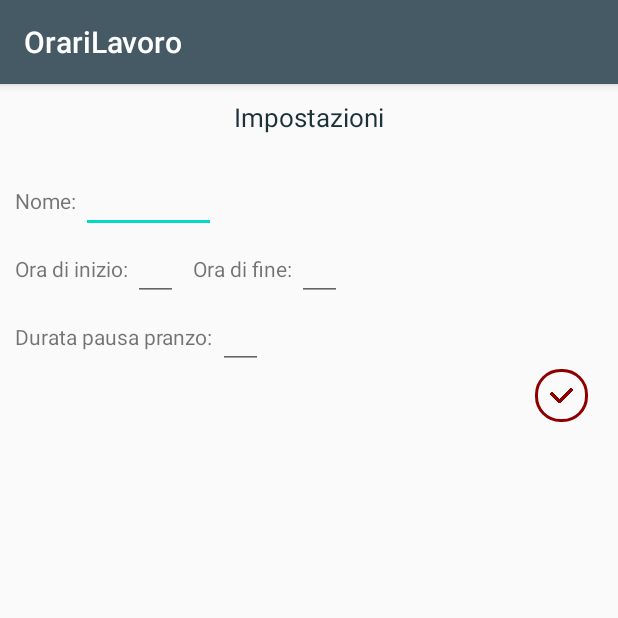
After one commit to syrenne72/OrariLavoro, an Android app: the Impostazioni screen opened directly, with no data from a screen before it, on a phone screen of 412 x 824 dp, the top half of it. The commit adds this screen. Run offline under Robolectric (Android 15) with nearby library versions, the phone set to English and light mode, and no system bars.

Commit message:
Aggiunte le impostazioni

```diff
--- a/app/src/main/AndroidManifest.xml
+++ b/app/src/main/AndroidManifest.xml
@@ -22,6 +22,7 @@
         <activity android:name=".AggiungiUnOrarioActivity"/>
         <activity android:name=".VisualizzaOrariActivity"/>
         <activity android:name=".ModificaOrarioActivity"/>
+        <activity android:name=".Impostazioni"/>
     </application>
 
 </manifest>
--- a/app/src/main/java/it/unisa/orarilavoro/DatabaseStrings.java
+++ b/app/src/main/java/it/unisa/orarilavoro/DatabaseStrings.java
@@ -8,5 +8,10 @@ public class DatabaseStrings {
     public static final String FIELD_DA_ORA = "da_ora";
     public static final String FIELD_A_ORA = "a_ora";
     public static final String FIELD_ORE_TOTALI = "ore_totali";
+    public static final String FIELD_NOME = "nome";
+    public static final String FIELD_ORA_INIZIO = "ora_inizio";
+    public static final String FIELD_ORA_FINE = "ora_fine";
+    public static final String FIELD_ORE_PAUSA = "ore_pausa";
     public static final String TBL_NAME = "Orario";
+    public static final String TBL_NAME_IMPOSTAZIONI = "Impostazioni";
 }
--- a/app/src/main/java/it/unisa/orarilavoro/DbManager.java
+++ b/app/src/main/java/it/unisa/orarilavoro/DbManager.java
@@ -54,6 +54,24 @@ public class DbManager {
         try {
             long id = db.insert(DatabaseStrings.TBL_NAME, null, cv);
             Log.i("KIWIBUNNY", this.getClass().getSimpleName() + " inserimento completato di " + id);
+        }
+        catch (SQLiteException sqle) {
+            sqle.printStackTrace();
+        }
+    }
+
+    public void saveImpostazioni(String n, int i, int f, int p) {
+        SQLiteDatabase db = dbhelper.getWritableDatabase();
+        ContentValues cv = new ContentValues();
+        cv.put(DatabaseStrings.FIELD_NOME, n);
+        cv.put(DatabaseStrings.FIELD_ORA_INIZIO, i);
+        cv.put(DatabaseStrings.FIELD_ORA_FINE, f);
+        cv.put(DatabaseStrings.FIELD_ORE_PAUSA, p);
+
+        try {
+            db.delete(DatabaseStrings.TBL_NAME_IMPOSTAZIONI, null, null);
+            db.insert(DatabaseStrings.TBL_NAME_IMPOSTAZIONI, null, cv);
+            Log.i("KIWIBUNNY", this.getClass().getSimpleName() + " inserimento completato");
         }
         catch (SQLiteException sqle) {
             sqle.printStackTrace();
@@ -130,6 +148,19 @@ public class DbManager {
         MyResult myResult = new MyResult(crs, tot, x);
 
         return myResult;
+    }
+
+    public Cursor findImpostazioni() {
+        Cursor crs = null;
+
+        try {
+            SQLiteDatabase db = dbhelper.getReadableDatabase();
+            crs = db.query(DatabaseStrings.TBL_NAME_IMPOSTAZIONI, null, null, null, null, null, null, null);
+        } catch(SQLiteException sqle) {
+            sqle.printStackTrace();
+        }
+
+        return crs;
     }
 
     public Cursor findById(int id) {
--- /dev/null
+++ b/app/src/main/java/it/unisa/orarilavoro/Impostazioni.java
@@ -0,0 +1,61 @@
+package it.unisa.orarilavoro;
+
+import android.database.Cursor;
+import android.os.Bundle;
+import android.util.Log;
+import android.view.View;
+import android.widget.EditText;
+import android.widget.Toast;
+
+import androidx.appcompat.app.AppCompatActivity;
+
+public class Impostazioni extends AppCompatActivity {
+    private EditText etInizio, etFine, etPausa, etNome;
+
+    private DbManager dbManager;
+    private Cursor crs;
+
+    @Override
+    protected void onCreate(Bundle savedInstanceState) {
+        super.onCreate(savedInstanceState);
+        setContentView(R.layout.impostazioni);
+
+        etInizio = findViewById(R.id.etInizio);
+        etFine = findViewById(R.id.etFine);
+        etNome = findViewById(R.id.etNome);
+        etPausa = findViewById(R.id.etPausa);
+
+        dbManager = new DbManager(this);
+        crs = dbManager.findImpostazioni();
+
+        if(crs.moveToNext()) {
+            etInizio.setText("" + crs.getInt(crs.getColumnIndex(DatabaseStrings.FIELD_ORA_INIZIO)));
+            etFine.setText("" + crs.getInt(crs.getColumnIndex(DatabaseStrings.FIELD_ORA_FINE)));
+            etPausa.setText("" + crs.getInt(crs.getColumnIndex(DatabaseStrings.FIELD_ORE_PAUSA)));
+            etNome.setText(crs.getString(crs.getColumnIndex(DatabaseStrings.FIELD_NOME)));
+        } else
+            Log.i("KIWIBUNNY", getClass().getSimpleName() + ": non ci sono dati");
+    }
+
+    public void confermaDati(View view) {
+        String n = etNome.getText().toString();
+        int i = 0, f = 0, p = 0;
+
+        if(n.length() == 0) {
+            Toast.makeText(getApplicationContext(), "Inserire tutti i dati", Toast.LENGTH_SHORT).show();
+            return;
+        }
+
+        try {
+            i = Integer.parseInt(etInizio.getText().toString());
+            f = Integer.parseInt(etFine.getText().toString());
+            p = Integer.parseInt(etPausa.getText().toString());
+        } catch (Exception e) {
+            e.printStackTrace();
+            Toast.makeText(getApplicationContext(), "Inserire tutti i dati", Toast.LENGTH_SHORT).show();
+            return;
+        }
+
+        dbManager.saveImpostazioni(n, i, f, p);
+    }
+}
--- /dev/null
+++ b/app/src/main/res/layout/impostazioni.xml
@@ -0,0 +1,101 @@
+<?xml version="1.0" encoding="utf-8"?>
+<RelativeLayout xmlns:android="http://schemas.android.com/apk/res/android"
+    xmlns:tools="http://schemas.android.com/tools"
+    android:layout_width="match_parent"
+    android:layout_height="match_parent"
+    tools:context=".Impostazioni">
+
+    <TextView
+        android:id="@+id/tvTitolo"
+        android:layout_width="match_parent"
+        android:layout_height="wrap_content"
+        android:padding="@dimen/padding_form_child"
+        android:gravity="center"
+        android:textSize="@dimen/text_medium"
+        android:textColor="@color/dGrigio"
+        android:text="Impostazioni"/>
+
+    <LinearLayout
+        android:layout_width="match_parent"
+        android:layout_height="match_parent"
+        android:orientation="vertical"
+        android:layout_margin="@dimen/padding_form_child"
+        android:layout_below="@id/tvTitolo">
+
+        <LinearLayout
+            android:layout_width="match_parent"
+            android:layout_height="wrap_content"
+            android:orientation="horizontal">
+
+            <TextView
+                android:layout_width="wrap_content"
+                android:layout_height="wrap_content"
+                android:text="Nome: "/>
+
+            <EditText
+                android:id="@+id/etNome"
+                android:layout_width="@dimen/edittext_w_max"
+                android:layout_height="wrap_content"
+                android:gravity="end"/>
+        </LinearLayout>
+
+        <LinearLayout
+            android:layout_width="match_parent"
+            android:layout_height="wrap_content"
+            android:orientation="horizontal">
+
+            <TextView
+                android:layout_width="wrap_content"
+                android:layout_height="wrap_content"
+                android:text="Ora di inizio: "/>
+
+            <EditText
+                android:id="@+id/etInizio"
+                android:layout_width="@dimen/edittext_w_min"
+                android:layout_height="wrap_content"
+                android:gravity="end"/>
+
+            <TextView
+                android:layout_width="wrap_content"
+                android:layout_height="wrap_content"
+                android:layout_marginLeft="@dimen/padding_form_child"
+                android:text="Ora di fine: "/>
+
+            <EditText
+                android:id="@+id/etFine"
+                android:layout_width="@dimen/edittext_w_min"
+                android:layout_height="wrap_content"
+                android:gravity="end"/>
+        </LinearLayout>
+
+        <LinearLayout
+            android:layout_width="match_parent"
+            android:layout_height="wrap_content"
+            android:orientation="horizontal">
+
+            <TextView
+                android:layout_width="wrap_content"
+                android:layout_height="wrap_content"
+                android:text="Durata pausa pranzo: "/>
+
+            <EditText
+                android:id="@+id/etPausa"
+                android:layout_width="@dimen/edittext_w_min"
+                android:layout_height="wrap_content"/>
+        </LinearLayout>
+
+        <ImageButton
+            android:id="@+id/btnConfermaModifica"
+            android:layout_width="wrap_content"
+            android:layout_height="wrap_content"
+            android:layout_marginRight="@dimen/padding_form_child"
+            android:layout_marginBottom="@dimen/padding_form_child"
+            android:padding="10dp"
+            android:layout_gravity="end"
+            android:background="@drawable/stile_bottone_completo"
+            android:src="@drawable/confirm"
+            android:textColor="@color/dRosso"
+            android:onClick="confermaDati"/>
+
+    </LinearLayout>
+</RelativeLayout>
```
Also changed, not shown: app/src/main/java/it/unisa/orarilavoro/AggiungiUnOrarioActivity.java (+16 -5 lines), app/src/main/java/it/unisa/orarilavoro/Database.java (+9 -1 lines), app/src/main/java/it/unisa/orarilavoro/MainActivity.java (+7 -0 lines), app/src/main/res/layout/menu.xml (+18 -5 lines).
